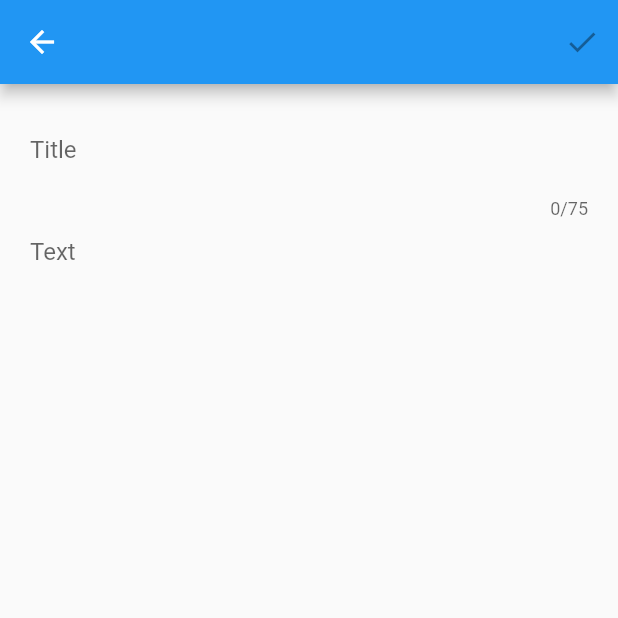
After one commit to patrykkarpinski1/my_to_do, a Flutter app: the screen it shows after launch, after a tap on the "add" icon, on a phone screen of 412 x 824 dp, the top half of it. The commit adds this screen. Run offline on Flutter 3.47's test engine with Material 2 defaults, Android fonts, the phone set to English and light mode, and no system bars; our stand-ins replace bloc, flutter_bloc, freezed_annotation, get_it, hive, injectable; accounts and stored records are empty.

Commit message:
Implement logic for adding and displaying notes

```diff
--- a/lib/features/home/pages/add_notes_page.dart
+++ b/lib/features/home/pages/add_notes_page.dart
@@ -1,4 +1,8 @@
 import 'package:flutter/material.dart';
+import 'package:flutter_bloc/flutter_bloc.dart';
+import 'package:my_to_do/app/core/enums.dart';
+import 'package:my_to_do/features/home/cubit/home_cubit.dart';
+import 'package:my_to_do/widgets/add_notes_widget.dart';
 
 class AddNotesPage extends StatefulWidget {
   const AddNotesPage({super.key});
@@ -8,32 +12,56 @@ class AddNotesPage extends StatefulWidget {
 }
 
 class _AddNotesPageState extends State<AddNotesPage> {
+  String? text;
+  String? title;
   @override
   Widget build(BuildContext context) {
-    return Scaffold(
-      appBar: AppBar(
-        actions: [IconButton(onPressed: () {}, icon: const Icon(Icons.check))],
-      ),
-      body: Padding(
-        padding: const EdgeInsets.all(20.0),
-        child: ListView(children: const [
-          TextField(
-            maxLength: 75,
-            maxLines: 1,
-            decoration: InputDecoration(
-              hintText: 'Title',
-              border: InputBorder.none,
+    return BlocConsumer<HomeCubit, HomeState>(
+      listener: (context, state) {
+        if (state.saved) {
+          context.read<HomeCubit>().start();
+          Navigator.of(context).pop();
+        }
+        if (state.status == Status.error) {
+          final errorMessage = state.errorMessage ?? 'Unkown error';
+          ScaffoldMessenger.of(context).showSnackBar(
+            SnackBar(
+              content: Text(errorMessage),
+              backgroundColor: Colors.red,
             ),
+          );
+        }
+      },
+      builder: (context, state) {
+        return Scaffold(
+          appBar: AppBar(
+            actions: [
+              IconButton(
+                  onPressed: text == null || title == null
+                      ? null
+                      : () {
+                          context.read<HomeCubit>().add(
+                                text!,
+                                title!,
+                              );
+                        },
+                  icon: const Icon(Icons.check))
+            ],
           ),
-          TextField(
-            maxLines: 30,
-            decoration: InputDecoration(
-              border: InputBorder.none,
-              hintText: 'Text',
-            ),
+          body: AddNotesWidget(
+            onTitleChanged: (newValue) {
+              setState(() {
+                title = newValue;
+              });
+            },
+            onTextChanged: (newValue) {
+              setState(() {
+                text = newValue;
+              });
+            },
           ),
-        ]),
-      ),
+        );
+      },
     );
   }
 }
--- a/lib/features/home/pages/home_page.dart
+++ b/lib/features/home/pages/home_page.dart
@@ -1,45 +1,50 @@
 import 'package:flutter/material.dart';
-import 'package:my_to_do/features/home/pages/add_notes_page.dart';
+import 'package:my_to_do/app/core/enums.dart';
+import 'package:my_to_do/app/injection_container.dart';
+import 'package:my_to_do/features/home/cubit/home_cubit.dart';
+import 'package:flutter_bloc/flutter_bloc.dart';
+import 'package:my_to_do/features/home/pages/notes_page.dart';
 
 class HomePage extends StatelessWidget {
   const HomePage({super.key});
 
   @override
   Widget build(BuildContext context) {
-    return Scaffold(
-      appBar: AppBar(
-        title: const Center(child: Text('My To Do')),
-      ),
-      body: Padding(
-        padding: const EdgeInsets.all(16.0),
-        child: ListView(
-          children: [
-            Container(
-              padding: const EdgeInsets.all(10),
-              margin: const EdgeInsets.all(10),
-              decoration: const BoxDecoration(
-                color: Colors.blue,
-                borderRadius: BorderRadius.all(Radius.circular(20)),
+    return BlocProvider<HomeCubit>(
+      create: (context) => getIt()..start(),
+      child: BlocConsumer<HomeCubit, HomeState>(
+        listener: (context, state) {
+          if (state.status == Status.error) {
+            final errorMessage = state.errorMessage ?? 'Unknown error';
+            ScaffoldMessenger.of(context).showSnackBar(
+              SnackBar(
+                content: Text(errorMessage),
+                backgroundColor: Colors.red,
               ),
-              child: const Text(
-                'title',
-                style: TextStyle(fontSize: 20),
-              ),
-            ),
-          ],
-        ),
-      ),
-      floatingActionButton: FloatingActionButton(
-        child: const Icon(
-          Icons.add,
-        ),
-        onPressed: () {
-          Navigator.of(context).push(
-            MaterialPageRoute(builder: (context) => const AddNotesPage()),
-          );
+            );
+          }
+        },
+        builder: (context, state) {
+          if (state.status == Status.initial) {
+            return const Center(
+              child: Text('Initial state'),
+            );
+          }
+          if (state.status == Status.loading) {
+            return const Scaffold(
+              body: Center(child: CircularProgressIndicator()),
+            );
+          }
+          final noteModels = state.notes;
+          if (state.status == Status.success) {
+            if (state.notes.isEmpty) {
+              return NotesPage(noteModels: noteModels);
+            }
+          }
+
+          return NotesPage(noteModels: noteModels);
         },
       ),
-      floatingActionButtonLocation: FloatingActionButtonLocation.centerFloat,
     );
   }
 }
--- /dev/null
+++ b/lib/features/home/pages/notes_page.dart
@@ -0,0 +1,52 @@
+import 'package:flutter/material.dart';
+import 'package:my_to_do/features/home/cubit/home_cubit.dart';
+import 'package:my_to_do/features/home/pages/add_notes_page.dart';
+import 'package:flutter_bloc/flutter_bloc.dart';
+import 'package:my_to_do/models/note_model.dart';
+import 'package:my_to_do/widgets/note_widget.dart';
+
+class NotesPage extends StatelessWidget {
+  const NotesPage({
+    Key? key,
+    required this.noteModels,
+  }) : super(key: key);
+
+  final List<NoteModel> noteModels;
+
+  @override
+  Widget build(BuildContext context) {
+    return Scaffold(
+      appBar: AppBar(
+        title: const Center(child: Text('My To Do')),
+      ),
+      body: Padding(
+        padding: const EdgeInsets.all(16.0),
+        child: ListView(
+          children: [
+            if (noteModels.isEmpty) ...[
+              const Center(
+                child: Text('Your list is empty, add a task.'),
+              ),
+            ],
+            for (final noteModel in noteModels) ...[
+              NoteWidget(noteModel: noteModel),
+            ]
+          ],
+        ),
+      ),
+      floatingActionButton: FloatingActionButton(
+        child: const Icon(
+          Icons.add,
+        ),
+        onPressed: () {
+          Navigator.of(context).push(MaterialPageRoute(
+              builder: (_) => BlocProvider.value(
+                    value: context.read<HomeCubit>(),
+                    child: const AddNotesPage(),
+                  )));
+        },
+      ),
+      floatingActionButtonLocation: FloatingActionButtonLocation.centerFloat,
+    );
+  }
+}
--- a/lib/main_development.dart
+++ b/lib/main_development.dart
@@ -1,10 +1,18 @@
 import 'package:flutter/material.dart';
+import 'package:hive/hive.dart';
 import 'package:my_to_do/app/app.dart';
 import 'package:my_to_do/app/core/config.dart';
 import 'package:my_to_do/app/injection_container.dart';
+import 'package:my_to_do/models/note_model.dart';
+import 'package:path_provider/path_provider.dart';
 
-void main() {
+void main() async {
+  configureDependencies();
+  WidgetsFlutterBinding.ensureInitialized();
+  final appDocumentDir = await getApplicationDocumentsDirectory();
+  Hive.init(appDocumentDir.path);
+  Hive.registerAdapter(NoteModelAdapter());
+  await Hive.openBox<NoteModel>('notes');
   Config.appFlavor = Flavor.development;
-  configureDependencies();
   runApp(const MyApp());
 }
--- /dev/null
+++ b/lib/widgets/add_notes_widget.dart
@@ -0,0 +1,37 @@
+import 'package:flutter/material.dart';
+
+class AddNotesWidget extends StatelessWidget {
+  const AddNotesWidget({
+    required this.onTitleChanged,
+    required this.onTextChanged,
+    Key? key,
+  }) : super(key: key);
+  final Function(String) onTitleChanged;
+  final Function(String) onTextChanged;
+
+  @override
+  Widget build(BuildContext context) {
+    return Padding(
+      padding: const EdgeInsets.all(20.0),
+      child: ListView(children: [
+        TextField(
+          onChanged: onTitleChanged,
+          maxLength: 75,
+          maxLines: 1,
+          decoration: const InputDecoration(
+            hintText: 'Title',
+            border: InputBorder.none,
+          ),
+        ),
+        TextField(
+          onChanged: onTextChanged,
+          maxLines: 30,
+          decoration: const InputDecoration(
+            border: InputBorder.none,
+            hintText: 'Text',
+          ),
+        ),
+      ]),
+    );
+  }
+}
```
Also changed, not shown: lib/main_production.dart (+10 -2 lines), lib/widgets/note_widget.dart (added, +26 -0 lines).
